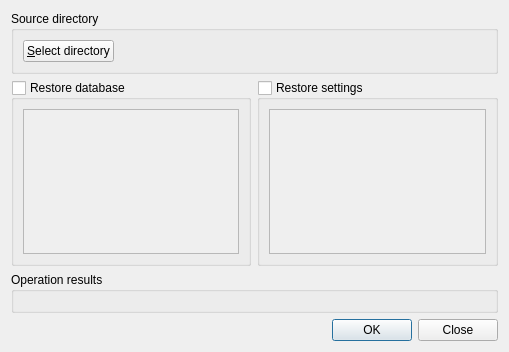
This is src/librssguard/gui/dialogs/formrestoredatabasesettings.ui in martinrotter/rssguard as Qt 5 draws it before an edit. The edited form follows.
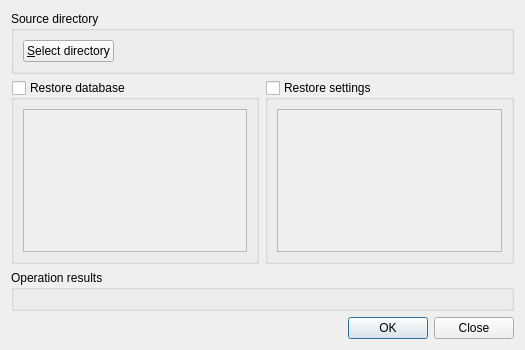
This is the edited form. Custom widgets are drawn as their Qt base class.

```diff
--- a/src/librssguard/gui/dialogs/formrestoredatabasesettings.ui
+++ b/src/librssguard/gui/dialogs/formrestoredatabasesettings.ui
@@ -6,8 +6,8 @@
    <rect>
     <x>0</x>
     <y>0</y>
-    <width>509</width>
-    <height>352</height>
+    <width>525</width>
+    <height>350</height>
    </rect>
   </property>
   <property name="windowTitle">
```
Left out of the diff: 10 changed lines with no effect on the pictures.
